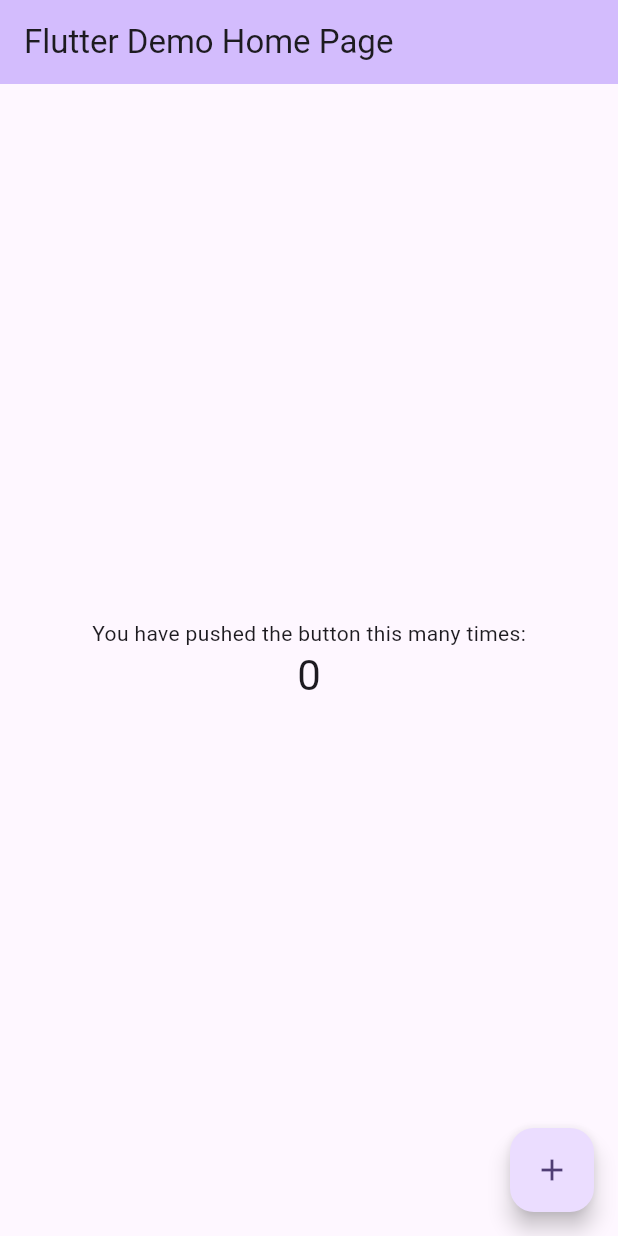
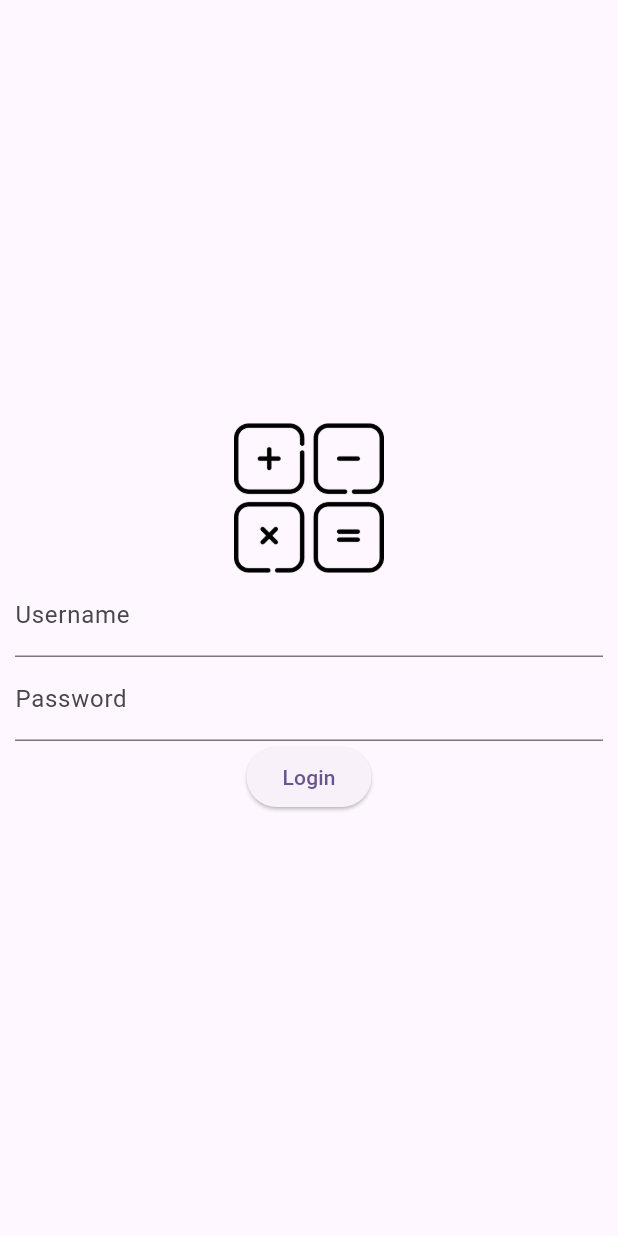
Before and after one commit to VinsensiusJohan/tugas1-mobile, a Flutter app: the screen it shows after launch, on a phone screen of 412 x 824 dp. Run offline on Flutter 3.47's test engine with Material 3 defaults, Android fonts, the phone set to English and light mode, and no system bars.

Commit message:
menamba input field, error handling, login dan home page

```diff
--- /dev/null
+++ b/lib/login_page.dart
@@ -0,0 +1,97 @@
+import 'package:flutter/material.dart';
+import 'package:tugas1/home_page.dart';
+
+class LoginPage extends StatefulWidget {
+  const LoginPage({super.key});
+  @override
+  _LoginPageInput createState() => _LoginPageInput();
+}
+
+class _LoginPageInput extends State<LoginPage> {
+  final TextEditingController usernameController = TextEditingController();
+  final TextEditingController passwordController = TextEditingController();
+
+  String? _errormsg;
+
+  void checkLogin() {
+    String username = usernameController.text;
+    String password = passwordController.text;
+
+    setState(() {
+      _errormsg = null;
+    });
+
+    if (username.isEmpty || password.isEmpty) {
+      setState(() {
+        _errormsg = "Username dan Password harus diisi";
+      });
+      _clearErrormsg();
+      return;
+    } else if (username == "admin" && password == "1234") {
+      Navigator.push(
+        context,
+        MaterialPageRoute(builder: (context) => HomePage()),
+      );
+    } else {
+      setState(() {
+        _errormsg = "Username atau Password salah";
+      });
+      _clearErrormsg();
+    }
+  }
+
+  void _clearErrormsg() {
+    Future.delayed(Duration(seconds: 5), () {
+      if (mounted) {
+        setState(() {
+          _errormsg = null;
+        });
+      }
+    });
+  }
+
+  @override
+  Widget build(BuildContext context) {
+    return Scaffold(
+      body: GestureDetector(
+        onTap: () {
+          FocusScope.of(context).unfocus();
+        },
+        child: Center(
+          child: SingleChildScrollView(
+            keyboardDismissBehavior: ScrollViewKeyboardDismissBehavior.onDrag,
+            padding: EdgeInsets.symmetric(vertical: 15, horizontal: 10),
+            child: Column(
+              mainAxisAlignment: MainAxisAlignment.center,
+              crossAxisAlignment: CrossAxisAlignment.center,
+              children: [
+                Image.asset("assets/image/maths.png", width: 100, height: 100),
+                TextField(
+                  controller: usernameController,
+                  decoration: InputDecoration(label: Text("Username")),
+                ),
+                TextField(
+                  controller: passwordController,
+                  obscureText: false,
+                  decoration: InputDecoration(label: Text("Password")),
+                ),
+                if (_errormsg != null)
+                  Align(
+                    alignment: Alignment.centerLeft,
+                    child: Padding(
+                      padding: EdgeInsets.only(top: 10),
+                      child: Text(
+                        _errormsg!,
+                        style: TextStyle(color: Colors.red, fontSize: 13),
+                      ),
+                    ),
+                  ),
+                ElevatedButton(onPressed: checkLogin, child: Text("Login")),
+              ],
+            ),
+          ),
+        ),
+      ),
+    );
+  }
+}
--- a/lib/main.dart
+++ b/lib/main.dart
@@ -1,4 +1,5 @@
 import 'package:flutter/material.dart';
+import 'package:tugas1/login_page.dart';
 
 void main() {
   runApp(const MyApp());
@@ -11,112 +12,11 @@ class MyApp extends StatelessWidget {
   @override
   Widget build(BuildContext context) {
     return MaterialApp(
-      title: 'Flutter Demo',
+      title: 'Tugas 1',
       theme: ThemeData(
-        // This is the theme of your application.
-        //
-        // TRY THIS: Try running your application with "flutter run". You'll see
-        // the application has a purple toolbar. Then, without quitting the app,
-        // try changing the seedColor in the colorScheme below to Colors.green
-        // and then invoke "hot reload" (save your changes or press the "hot
-        // reload" button in a Flutter-supported IDE, or press "r" if you used
-        // the command line to start the app).
-        //
-        // Notice that the counter didn't reset back to zero; the application
-        // state is not lost during the reload. To reset the state, use hot
-        // restart instead.
-        //
-        // This works for code too, not just values: Most code changes can be
-        // tested with just a hot reload.
         colorScheme: ColorScheme.fromSeed(seedColor: Colors.deepPurple),
       ),
-      home: const MyHomePage(title: 'Flutter Demo Home Page'),
+      home: const LoginPage(),
     );
   }
 }
-
-class MyHomePage extends StatefulWidget {
-  const MyHomePage({super.key, required this.title});
-
-  // This widget is the home page of your application. It is stateful, meaning
-  // that it has a State object (defined below) that contains fields that affect
-  // how it looks.
-
-  // This class is the configuration for the state. It holds the values (in this
-  // case the title) provided by the parent (in this case the App widget) and
-  // used by the build method of the State. Fields in a Widget subclass are
-  // always marked "final".
-
-  final String title;
-
-  @override
-  State<MyHomePage> createState() => _MyHomePageState();
-}
-
-class _MyHomePageState extends State<MyHomePage> {
-  int _counter = 0;
-
-  void _incrementCounter() {
-    setState(() {
-      // This call to setState tells the Flutter framework that something has
-      // changed in this State, which causes it to rerun the build method below
-      // so that the display can reflect the updated values. If we changed
-      // _counter without calling setState(), then the build method would not be
-      // called again, and so nothing would appear to happen.
-      _counter++;
-    });
-  }
-
-  @override
-  Widget build(BuildContext context) {
-    // This method is rerun every time setState is called, for instance as done
-    // by the _incrementCounter method above.
-    //
-    // The Flutter framework has been optimized to make rerunning build methods
-    // fast, so that you can just rebuild anything that needs updating rather
-    // than having to individually change instances of widgets.
-    return Scaffold(
-      appBar: AppBar(
-        // TRY THIS: Try changing the color here to a specific color (to
-        // Colors.amber, perhaps?) and trigger a hot reload to see the AppBar
-        // change color while the other colors stay the same.
-        backgroundColor: Theme.of(context).colorScheme.inversePrimary,
-        // Here we take the value from the MyHomePage object that was created by
-        // the App.build method, and use it to set our appbar title.
-        title: Text(widget.title),
-      ),
-      body: Center(
-        // Center is a layout widget. It takes a single child and positions it
-        // in the middle of the parent.
-        child: Column(
-          // Column is also a layout widget. It takes a list of children and
-          // arranges them vertically. By default, it sizes itself to fit its
-          // children horizontally, and tries to be as tall as its parent.
-          //
-          // Column has various properties to control how it sizes itself and
-          // how it positions its children. Here we use mainAxisAlignment to
-          // center the children vertically; the main axis here is the vertical
-          // axis because Columns are vertical (the cross axis would be
-          // horizontal).
-          //
-          // TRY THIS: Invoke "debug painting" (choose the "Toggle Debug Paint"
-          // action in the IDE, or press "p" in the console), to see the
-          // wireframe for each widget.
-          mainAxisAlignment: MainAxisAlignment.center,
-          children: <Widget>[
-            const Text('You have pushed the button this many times:'),
-            Text(
-              '$_counter',
-              style: Theme.of(context).textTheme.headlineMedium,
-            ),
-          ],
-        ),
-      ),
-      floatingActionButton: FloatingActionButton(
-        onPressed: _incrementCounter,
-        tooltip: 'Increment',
-        child: const Icon(Icons.add),
-      ), // This trailing comma makes auto-formatting nicer for build methods.
-    );
-  }
-}
--- a/pubspec.yaml
+++ b/pubspec.yaml
@@ -58,9 +58,8 @@ flutter:
   uses-material-design: true
 
   # To add assets to your application, add an assets section, like this:
-  # assets:
-  #   - images/a_dot_burr.jpeg
-  #   - images/a_dot_ham.jpeg
+  assets:
+    - assets/image/
 
   # An image asset can refer to one or more resolution-specific "variants", see
   # https://flutter.dev/to/resolution-aware-images
```
Also changed, not shown: lib/home_page.dart (added, +31 -0 lines), assets/image/maths.png (added).
